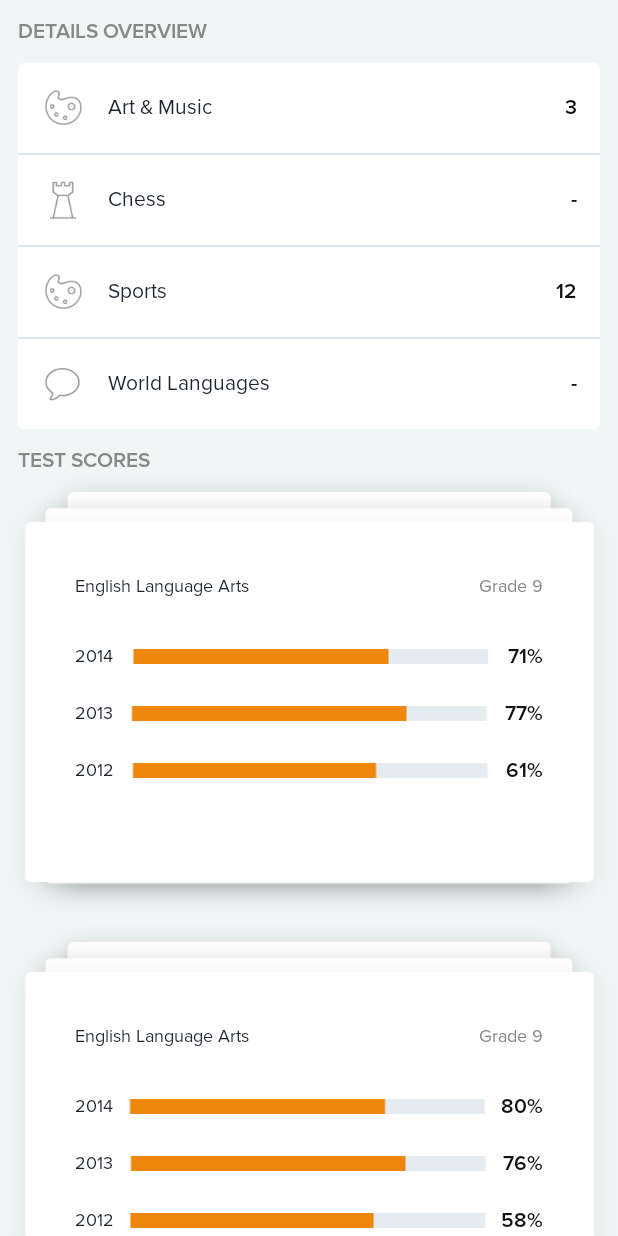
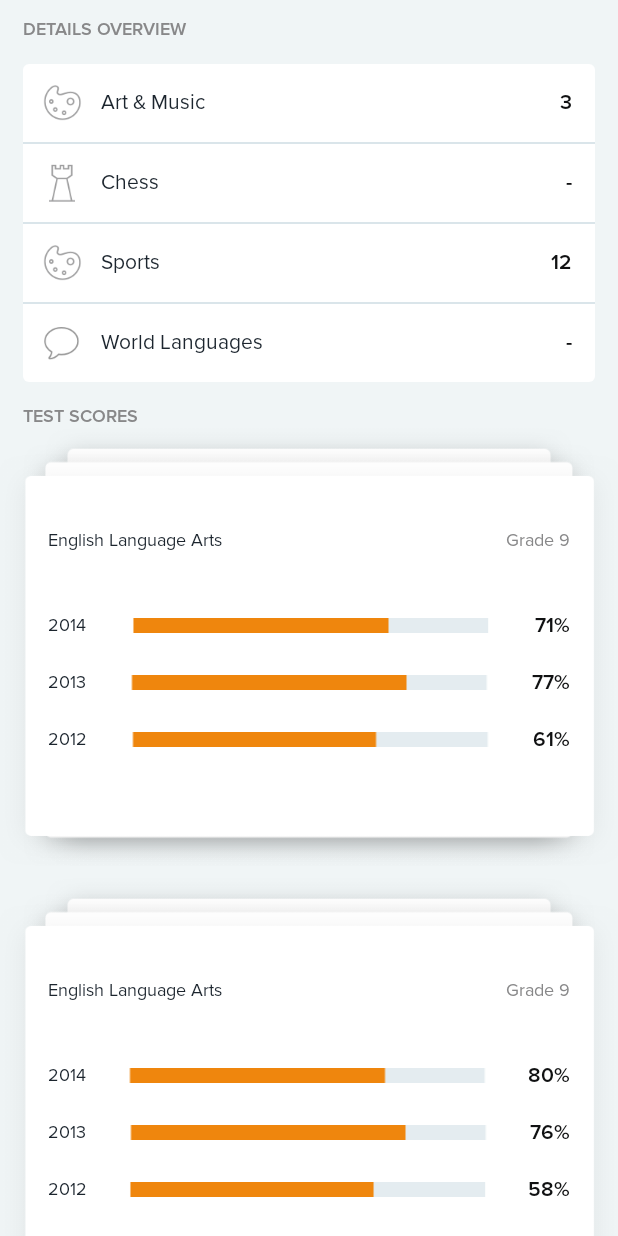
Before and after one commit to publicgreatschools/greatschool-android, an Android app: the fragment StatsFragment shown on its own in the app's theme, on a phone screen of 412 x 824 dp. Run offline under Robolectric (Android 15) with nearby library versions, the phone set to English and light mode, and no system bars.

Commit message:
adjust ui

```diff
--- a/app/src/main/res/layout/detail_layout.xml
+++ b/app/src/main/res/layout/detail_layout.xml
@@ -30,7 +30,7 @@
 
                 <ImageView
                     android:layout_width="match_parent"
-                    android:layout_height="wrap_content"
+                    android:layout_height="160dp"
                     android:layout_gravity="center_horizontal|center_vertical"
                     android:scaleType="fitXY"
                     android:src="@mipmap/detail_header_pic"/>
--- a/app/src/main/res/layout/overview_layout.xml
+++ b/app/src/main/res/layout/overview_layout.xml
@@ -1,14 +1,15 @@
 <?xml version="1.0" encoding="utf-8"?>
-<android.support.v4.widget.NestedScrollView xmlns:android="http://schemas.android.com/apk/res/android"
-            xmlns:font="http://schemas.android.com/apk/res-auto"
-            android:layout_width="match_parent"
-            android:layout_height="match_parent"
-            android:background="#F0F5F6">
+<android.support.v4.widget.NestedScrollView
+    xmlns:android="http://schemas.android.com/apk/res/android"
+    xmlns:font="http://schemas.android.com/apk/res-auto"
+    android:layout_width="match_parent"
+    android:layout_height="match_parent"
+    android:background="#F0F5F6">
 
     <LinearLayout
-        android:layout_margin="12dp"
         android:layout_width="match_parent"
         android:layout_height="wrap_content"
+        android:layout_margin="15dp"
         android:background="@drawable/school_item"
         android:orientation="vertical">
 
--- a/app/src/main/res/layout/review_layout.xml
+++ b/app/src/main/res/layout/review_layout.xml
@@ -10,8 +10,9 @@
         android:layout_width="match_parent"
         android:layout_height="match_parent"
         android:orientation="vertical"
-        android:paddingLeft="12dp"
-        android:paddingRight="12dp">
+        android:paddingBottom="30dp"
+        android:paddingLeft="15dp"
+        android:paddingRight="15dp">
 
 
         <LinearLayout
@@ -30,6 +31,7 @@
                     android:layout_centerVertical="true"
                     android:text="@string/total_review"
                     android:textColor="#888889"
+                    android:textSize="12sp"
                     font:typeface="proxima_nova_semibold"/>
 
                 <com.greatschool.android.ui.common.font.TypefacedTextView
--- a/app/src/main/res/layout/review_overlay1.xml
+++ b/app/src/main/res/layout/review_overlay1.xml
@@ -14,7 +14,7 @@
         android:layout_gravity="center_horizontal"
         android:layout_marginLeft="30dp"
         android:layout_marginRight="30dp"
-        android:layout_marginTop="6dp"
+        android:layout_marginTop="8dp"
         android:background="@mipmap/overlay3"/>
 
     <View
@@ -33,8 +33,8 @@
         android:layout_marginTop="25dp"
         android:background="@mipmap/overlay_blank1"
         android:orientation="vertical"
-        android:paddingLeft="50dp"
-        android:paddingRight="50dp">
+        android:paddingLeft="32dp"
+        android:paddingRight="32dp">
 
 
         <RelativeLayout
@@ -64,7 +64,7 @@
         <RelativeLayout
             android:layout_width="match_parent"
             android:layout_height="wrap_content"
-            android:layout_marginTop="30dp">
+            android:layout_marginTop="40dp">
 
             <com.greatschool.android.ui.common.font.TypefacedTextView
                 android:id="@+id/review_date1"
--- a/app/src/main/res/layout/review_overlay2.xml
+++ b/app/src/main/res/layout/review_overlay2.xml
@@ -15,7 +15,7 @@
         android:layout_gravity="center_horizontal"
         android:layout_marginLeft="30dp"
         android:layout_marginRight="30dp"
-        android:layout_marginTop="6dp"
+        android:layout_marginTop="8dp"
         android:background="@mipmap/overlay3"/>
 
     <View
@@ -34,8 +34,8 @@
         android:layout_marginTop="25dp"
         android:background="@mipmap/overlay_blank1"
         android:orientation="vertical"
-        android:paddingLeft="50dp"
-        android:paddingRight="50dp">
+        android:paddingLeft="32dp"
+        android:paddingRight="32dp">
 
 
         <RelativeLayout
@@ -65,7 +65,7 @@
         <RelativeLayout
             android:layout_width="match_parent"
             android:layout_height="wrap_content"
-            android:layout_marginTop="30dp">
+            android:layout_marginTop="40dp">
 
             <com.greatschool.android.ui.common.font.TypefacedTextView
                 android:id="@+id/review_date1"
--- a/app/src/main/res/layout/review_overlay3.xml
+++ b/app/src/main/res/layout/review_overlay3.xml
@@ -17,7 +17,7 @@
             android:layout_gravity="center_horizontal"
             android:layout_marginLeft="30dp"
             android:layout_marginRight="30dp"
-            android:layout_marginTop="6dp"
+            android:layout_marginTop="8dp"
             android:background="@mipmap/overlay3"/>
 
         <View
--- a/app/src/main/res/layout/stats_layout.xml
+++ b/app/src/main/res/layout/stats_layout.xml
@@ -1,44 +1,46 @@
 <?xml version="1.0" encoding="utf-8"?>
 
-<android.support.v4.widget.NestedScrollView xmlns:android="http://schemas.android.com/apk/res/android"
-            xmlns:font="http://schemas.android.com/apk/res-auto"
-            android:layout_width="match_parent"
-            android:layout_height="match_parent"
-            android:background="#F0F5F6">
+<android.support.v4.widget.NestedScrollView
+    xmlns:android="http://schemas.android.com/apk/res/android"
+    xmlns:font="http://schemas.android.com/apk/res-auto"
+    android:layout_width="match_parent"
+    android:layout_height="match_parent"
+    android:background="#F0F5F6">
 
     <LinearLayout
         android:layout_width="match_parent"
         android:layout_height="match_parent"
-        android:layout_marginBottom="30dp"
+        android:paddingBottom="30dp"
         android:layout_marginTop="12dp"
         android:orientation="vertical">
 
         <com.greatschool.android.ui.common.font.TypefacedTextView
             android:layout_width="wrap_content"
             android:layout_height="wrap_content"
-            android:layout_marginBottom="12dp"
-            android:layout_marginLeft="12dp"
+            android:layout_marginBottom="15dp"
+            android:layout_marginLeft="15dp"
             android:text="@string/detail_overview"
             android:textColor="#888889"
+            android:textSize="12sp"
             font:typeface="proxima_nova_semibold"/>
 
         <LinearLayout
             android:layout_width="match_parent"
             android:layout_height="wrap_content"
-            android:layout_marginLeft="12dp"
-            android:layout_marginRight="12dp"
+            android:layout_marginLeft="15dp"
+            android:layout_marginRight="15dp"
             android:background="@drawable/school_item"
             android:orientation="vertical">
 
             <RelativeLayout
                 android:layout_width="match_parent"
-                android:layout_height="60dp"
+                android:layout_height="52dp"
                 android:paddingRight="15dp">
 
                 <ImageView
                     android:id="@+id/art_icon"
-                    android:layout_width="60dp"
-                    android:layout_height="60dp"
+                    android:layout_width="52dp"
+                    android:layout_height="52dp"
                     android:layout_centerVertical="true"
                     android:scaleType="center"
                     android:src="@mipmap/art"/>
@@ -72,13 +74,13 @@
 
             <RelativeLayout
                 android:layout_width="match_parent"
-                android:layout_height="60dp"
+                android:layout_height="52dp"
                 android:paddingRight="15dp">
 
                 <ImageView
                     android:id="@+id/chess_icon"
-                    android:layout_width="60dp"
-                    android:layout_height="60dp"
+                    android:layout_width="52dp"
+                    android:layout_height="52dp"
                     android:layout_centerVertical="true"
                     android:scaleType="center"
                     android:src="@mipmap/chess"/>
@@ -112,13 +114,13 @@
 
             <RelativeLayout
                 android:layout_width="match_parent"
-                android:layout_height="60dp"
+                android:layout_height="52dp"
                 android:paddingRight="15dp">
 
                 <ImageView
                     android:id="@+id/sport_icon"
-                    android:layout_width="60dp"
-                    android:layout_height="60dp"
+                    android:layout_width="52dp"
+                    android:layout_height="52dp"
                     android:layout_centerVertical="true"
                     android:scaleType="center"
                     android:src="@mipmap/art"/>
@@ -152,13 +154,13 @@
 
             <RelativeLayout
                 android:layout_width="match_parent"
-                android:layout_height="60dp"
+                android:layout_height="52dp"
                 android:paddingRight="15dp">
 
                 <ImageView
                     android:id="@+id/world_icon"
-                    android:layout_width="60dp"
-                    android:layout_height="60dp"
+                    android:layout_width="52dp"
+                    android:layout_height="52dp"
                     android:layout_centerVertical="true"
                     android:scaleType="center"
                     android:src="@mipmap/language"/>
@@ -190,10 +192,11 @@
         <com.greatschool.android.ui.common.font.TypefacedTextView
             android:layout_width="wrap_content"
             android:layout_height="wrap_content"
-            android:layout_marginLeft="12dp"
-            android:layout_marginTop="12dp"
             android:layout_marginBottom="-8dp"
+            android:layout_marginLeft="15dp"
+            android:layout_marginTop="15dp"
             android:text="@string/test_scores"
+            android:textSize="12sp"
             android:textColor="#888889"
             font:typeface="proxima_nova_semibold"/>
 
@@ -214,11 +217,13 @@
         <com.greatschool.android.ui.common.font.TypefacedTextView
             android:layout_width="wrap_content"
             android:layout_height="wrap_content"
-            android:layout_marginLeft="12dp"
+            android:layout_marginBottom="-8dp"
+            android:layout_marginLeft="15dp"
+            android:layout_marginRight="15dp"
             android:layout_marginTop="20dp"
-            android:layout_marginBottom="-8dp"
             android:text="HOMES IN THE SCHOOL DISTRICT"
             android:textColor="#888889"
+            android:textSize="12sp"
             font:typeface="proxima_nova_semibold"/>
 
         <include layout="@layout/review_overlay3"></include>
@@ -226,9 +231,10 @@
         <com.greatschool.android.ui.common.font.TypefacedTextView
             android:layout_width="wrap_content"
             android:layout_height="wrap_content"
-            android:layout_marginBottom="12dp"
-            android:layout_marginLeft="12dp"
+            android:layout_marginBottom="15dp"
+            android:layout_marginLeft="15dp"
             android:text="DISCRIPTION"
+            android:textSize="12sp"
             android:textColor="#888889"
             font:typeface="proxima_nova_semibold"/>
 
@@ -236,15 +242,13 @@
             android:id="@+id/description"
             android:layout_width="wrap_content"
             android:layout_height="wrap_content"
-            android:layout_marginBottom="12dp"
-            android:layout_marginLeft="12dp"
-            android:layout_marginRight="12dp"
+            android:layout_marginBottom="15dp"
+            android:layout_marginLeft="15dp"
+            android:layout_marginRight="15dp"
             android:background="@drawable/school_item"
-            android:padding="20dp"
+            android:padding="15dp"
             android:text="@string/description"
-            android:textColor="#888889"
-            font:typeface="proxima_nova_semibold"/>
-
+            font:typeface="proxima_nova_regular"/>
 
     </LinearLayout>
 
--- a/build.gradle
+++ b/build.gradle
@@ -5,7 +5,7 @@ buildscript {
         jcenter()
     }
     dependencies {
-        classpath 'com.android.tools.build:gradle:2.0.0-beta6'
+        classpath 'com.android.tools.build:gradle:2.1.0-alpha1'
 
         // NOTE: Do not place your application dependencies here; they belong
         // in the individual module build.gradle files
```
